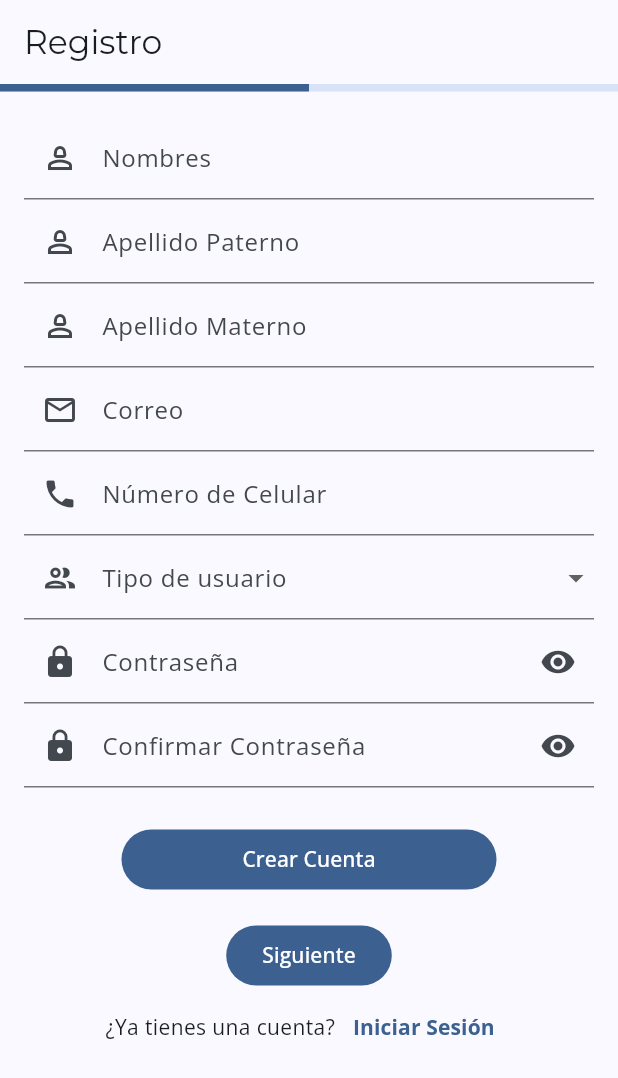
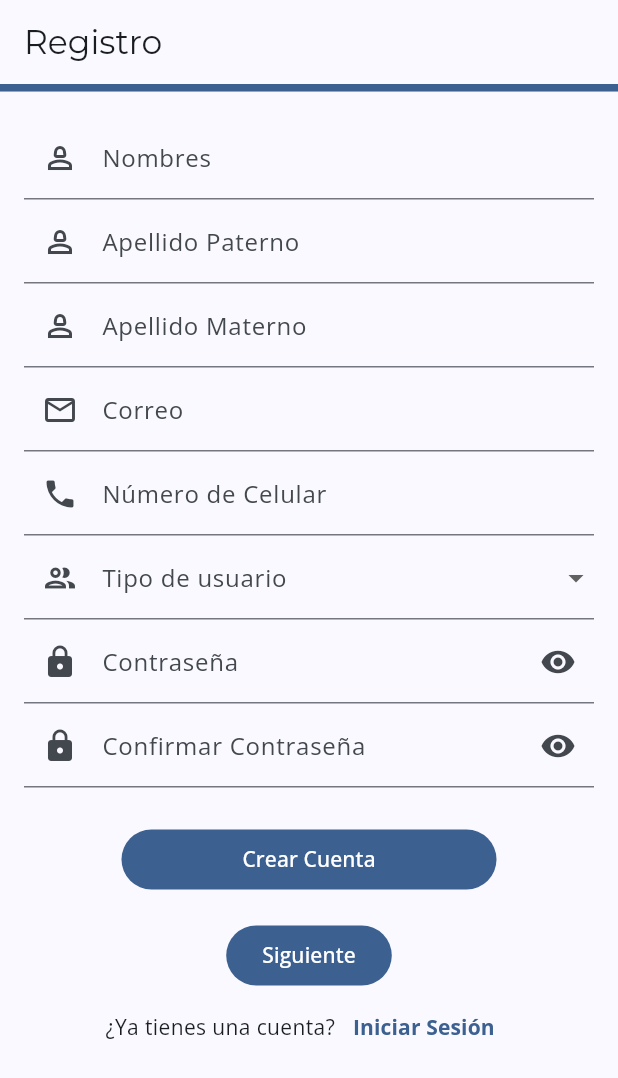
Before and after one commit to RazFernandez/club_steam_app, a Flutter app: the screen it shows after launch, after a tap on "Siguiente", on a phone screen of 412 x 824 dp. Shown: the top 1078 px of the screen. Run offline on Flutter 3.47's test engine with Material 3 defaults, Android fonts, the phone set to English and light mode, and no system bars; our stand-ins replace cloud_firestore, firebase_auth, firebase_core, firebase_crashlytics, fluttertoast, google_fonts and 1 more; accounts and stored records are empty.

Commit message:
🐛 bug: Add provider for state manage of the linear bar making it more reusable

```diff
--- /dev/null
+++ b/lib/providers/linearProgressBar_provider.dart
@@ -0,0 +1,23 @@
+import 'package:flutter/material.dart';
+
+class LinearProgressBarProvider with ChangeNotifier {
+  int _currentStep = 1;
+  final int _totalSteps;
+
+  LinearProgressBarProvider(this._totalSteps);
+
+  int get currentStep => _currentStep;
+  int get totalSteps => _totalSteps;
+
+  void incrementStep() {
+    if (_currentStep < _totalSteps) {
+      _currentStep++;
+      notifyListeners();
+    }
+  }
+
+  void resetSteps() {
+    _currentStep = 0;
+    notifyListeners();
+  }
+}
--- a/lib/views/login_workflow/registration_email/register.dart
+++ b/lib/views/login_workflow/registration_email/register.dart
@@ -3,7 +3,8 @@ import 'package:club_steam_app/views/login_workflow/login.dart';
 import 'package:club_steam_app/widgets/Forms/registerForm.dart';
 import 'package:club_steam_app/widgets/Buttons/redirectTextButton.dart';
 import 'package:club_steam_app/widgets/Graphics/linearProgressBar.dart';
-import 'package:club_steam_app/controllers/progressBarController.dart';
+import 'package:club_steam_app/providers/linearProgressBar_provider.dart';
+import 'package:provider/provider.dart';
 
 class RegisterView extends StatefulWidget {
   const RegisterView({super.key});
@@ -13,27 +14,22 @@ class RegisterView extends StatefulWidget {
 }
 
 class _RegisterViewState extends State<RegisterView> {
-  // Instance of the progress bar controller
-  // final ProgressBarController _progressBarController =
-  //     ProgressBarController(progress: 2.0, steps: 4.0);
-  // double xd = 2.0;
-
   @override
   Widget build(BuildContext context) {
     return Scaffold(
       appBar: AppBar(
         title: Text('Registro'),
       ),
-      body: Column(
+      body: ChangeNotifierProvider(
+        create: (context) => LinearProgressBarProvider(2),
+        child: Column(
           crossAxisAlignment: CrossAxisAlignment.stretch,
           children: [
             // Keep progress bar at the top
             LinearProgressBar.material(
-            steps: 2,
               minHeight: 5.0,
               context: context,
             ),
-
             Expanded(
               child: SingleChildScrollView(
                 child: Padding(
@@ -43,12 +39,19 @@ class _RegisterViewState extends State<RegisterView> {
                       RegisterForm(),
                       SizedBox(height: 16),
                       // Register Text
-                    FilledButton(
+                      Builder(
+                        builder: (context) {
+                          return FilledButton(
                             onPressed: () {
                               // Call the addStep method from the LinearProgressBar
-                          // _progressBarKey.addStep();
+                              Provider.of<LinearProgressBarProvider>(context,
+                                      listen: false)
+                                  .incrementStep();
                             },
-                        child: Text('Siguiente')),
+                            child: Text('Siguiente'),
+                          );
+                        },
+                      ),
                       Row(
                         mainAxisAlignment: MainAxisAlignment.center,
                         children: [
@@ -68,6 +71,7 @@ class _RegisterViewState extends State<RegisterView> {
             ),
           ],
         ),
+      ),
     );
   }
 }
--- a/lib/widgets/Graphics/linearProgressBar.dart
+++ b/lib/widgets/Graphics/linearProgressBar.dart
@@ -1,7 +1,8 @@
 import 'package:flutter/material.dart';
+import 'package:provider/provider.dart';
+import 'package:club_steam_app/providers/linearProgressBar_provider.dart';
 
-class LinearProgressBar extends StatefulWidget {
-  final int steps;
+class LinearProgressBar extends StatelessWidget {
   final double minHeight;
   final Color? color;
   final Color? backgroundColor;
@@ -9,7 +10,6 @@ class LinearProgressBar extends StatefulWidget {
   // Private constructor
   const LinearProgressBar._({
     Key? key,
-    required this.steps,
     required this.minHeight,
     this.color,
     this.backgroundColor,
@@ -18,31 +18,75 @@ class LinearProgressBar extends StatefulWidget {
   // Material-themed constructor
   LinearProgressBar.material({
     Key? key,
-    required int steps,
     required double minHeight,
     required BuildContext context,
   }) : this._(
           key: key,
-          steps: steps,
           minHeight: minHeight,
           color: Theme.of(context).colorScheme.primary,
           backgroundColor: Theme.of(context).colorScheme.secondaryContainer,
         );
 
   @override
-  State<LinearProgressBar> createState() => _LinearProgressBarState();
+  Widget build(BuildContext context) {
+    return Consumer<LinearProgressBarProvider>(
+      builder: (context, provider, child) {
+        return SizedBox(
+          height: minHeight,
+          child: LinearProgressIndicator(
+            value: provider.currentStep / provider.totalSteps,
+            backgroundColor: backgroundColor,
+            color: color,
+          ),
+        );
+      },
+    );
+  }
 }
 
-class _LinearProgressBarState extends State<LinearProgressBar> {
-  // Keeps track of the current value of the linear progress bar
-  @override
-  Widget build(BuildContext context) {
-    return SizedBox(
-        height: widget.minHeight,
-        child: LinearProgressIndicator(
-          value: 1 / widget.steps,
-          backgroundColor: widget.backgroundColor,
-          color: widget.color,
-        ));
-  }
-}
+// class LinearProgressBar extends StatefulWidget {
+//   final int steps;
+//   final double minHeight;
+//   final Color? color;
+//   final Color? backgroundColor;
+
+//   // Private constructor
+//   const LinearProgressBar._({
+//     Key? key,
+//     required this.steps,
+//     required this.minHeight,
+//     this.color,
+//     this.backgroundColor,
+//   }) : super(key: key);
+
+//   // Material-themed constructor
+//   LinearProgressBar.material({
+//     Key? key,
+//     required int steps,
+//     required double minHeight,
+//     required BuildContext context,
+//   }) : this._(
+//           key: key,
+//           steps: steps,
+//           minHeight: minHeight,
+//           color: Theme.of(context).colorScheme.primary,
+//           backgroundColor: Theme.of(context).colorScheme.secondaryContainer,
+//         );
+
+//   @override
+//   State<LinearProgressBar> createState() => _LinearProgressBarState();
+// }
+
+// class _LinearProgressBarState extends State<LinearProgressBar> {
+//   // Keeps track of the current value of the linear progress bar
+//   @override
+//   Widget build(BuildContext context) {
+//     return SizedBox(
+//         height: widget.minHeight,
+//         child: LinearProgressIndicator(
+//           value: 1 / widget.steps,
+//           backgroundColor: widget.backgroundColor,
+//           color: widget.color,
+//         ));
+//   }
+// }
```
Lines whose indentation alone changed are shown as unchanged.
